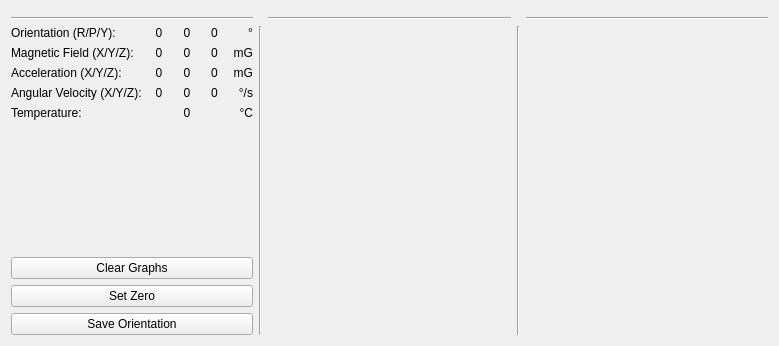
Tinkerforge/brickv, file src/brickv/plugin_system/plugins/imu/ui/imu.ui: the form before one commit.
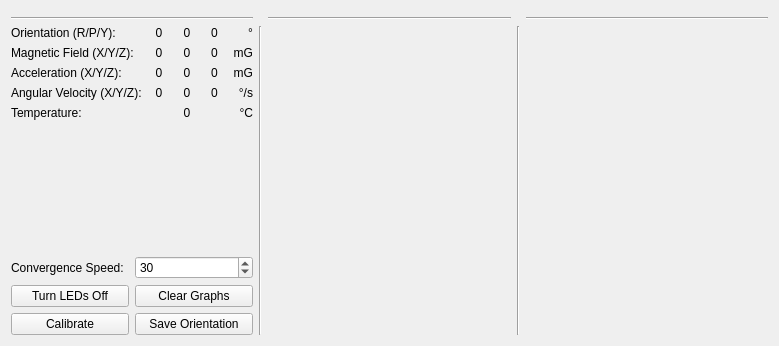
The form after the commit.

Patch:
```diff
--- a/src/brickv/plugin_system/plugins/imu/ui/imu.ui
+++ b/src/brickv/plugin_system/plugins/imu/ui/imu.ui
@@ -22,16 +22,16 @@
      <property name="spacing">
       <number>6</number>
      </property>
-     <item row="0" column="2">
+     <item row="0" column="3">
       <widget class="QWidget" name="widget" native="true"/>
      </item>
-     <item row="0" column="4">
+     <item row="0" column="5">
       <widget class="QWidget" name="widget_2" native="true"/>
      </item>
      <item row="0" column="0">
       <widget class="QWidget" name="widget_3" native="true"/>
      </item>
-     <item row="2" column="4">
+     <item row="2" column="5">
       <widget class="QWidget" name="widget_5" native="true"/>
      </item>
      <item row="1" column="0">
@@ -41,42 +41,42 @@
        </property>
       </widget>
      </item>
-     <item row="1" column="2">
+     <item row="1" column="3">
       <widget class="Line" name="line_2">
        <property name="orientation">
         <enum>Qt::Horizontal</enum>
        </property>
       </widget>
      </item>
-     <item row="1" column="4">
+     <item row="1" column="5">
       <widget class="Line" name="line_3">
        <property name="orientation">
         <enum>Qt::Horizontal</enum>
        </property>
       </widget>
      </item>
-     <item row="2" column="1">
+     <item row="2" column="2">
       <widget class="Line" name="line_4">
        <property name="orientation">
         <enum>Qt::Vertical</enum>
        </property>
       </widget>
      </item>
-     <item row="2" column="3">
+     <item row="2" column="4">
       <widget class="Line" name="line_5">
        <property name="orientation">
         <enum>Qt::Vertical</enum>
        </property>
       </widget>
      </item>
-     <item row="0" column="1">
+     <item row="0" column="2">
       <widget class="Line" name="line_6">
        <property name="orientation">
         <enum>Qt::Vertical</enum>
        </property>
       </widget>
      </item>
-     <item row="0" column="3">
+     <item row="0" column="4">
       <widget class="Line" name="line_7">
        <property name="orientation">
         <enum>Qt::Vertical</enum>
@@ -318,16 +318,50 @@
         </spacer>
        </item>
        <item>
+        <layout class="QHBoxLayout" name="horizontalLayout_4">
+         <item>
+          <widget class="QLabel" name="label_10">
+           <property name="text">
+            <string>Convergence Speed:</string>
+           </property>
+          </widget>
+         </item>
+         <item>
+          <widget class="QSpinBox" name="speed_spinbox">
+           <property name="maximum">
+            <number>65535</number>
+           </property>
+           <property name="value">
+            <number>30</number>
+           </property>
+          </widget>
+         </item>
+        </layout>
+       </item>
+       <item>
+        <layout class="QHBoxLayout" name="horizontalLayout">
+         <item>
+          <widget class="QPushButton" name="led_button">
+           <property name="text">
+            <string>Turn LEDs Off</string>
+           </property>
+          </widget>
+         </item>
+         <item>
         <widget class="QPushButton" name="clear_graphs">
          <property name="text">
           <string>Clear Graphs</string>
          </property>
         </widget>
        </item>
+        </layout>
+       </item>
        <item>
-        <widget class="QPushButton" name="set_zero">
+        <layout class="QHBoxLayout" name="horizontalLayout_3">
+         <item>
+          <widget class="QPushButton" name="calibrate">
          <property name="text">
-          <string>Set Zero</string>
+            <string>Calibrate</string>
          </property>
         </widget>
        </item>
@@ -340,7 +374,9 @@
        </item>
       </layout>
      </item>
-     <item row="2" column="2">
+      </layout>
+     </item>
+     <item row="2" column="3">
       <widget class="QWidget" name="widget_4" native="true"/>
      </item>
     </layout>
```
Lines whose indentation alone changed are shown as unchanged.
